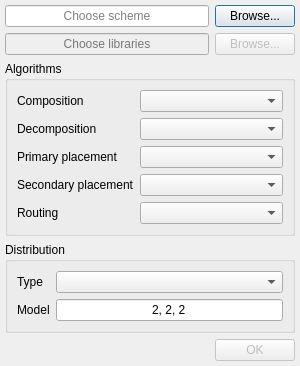
olerapx/VLSI-Designer, file app/gui/setupsessiondialog/setupsessiondialog.ui: the form before one commit.
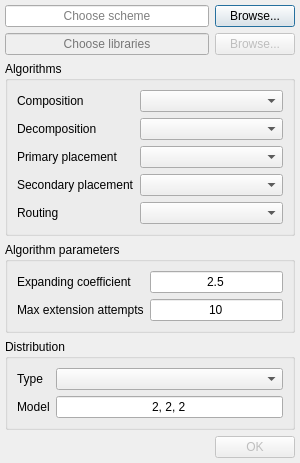
The form after the commit.

```diff
--- a/app/gui/setupsessiondialog/setupsessiondialog.ui
+++ b/app/gui/setupsessiondialog/setupsessiondialog.ui
@@ -7,7 +7,7 @@
     <x>0</x>
     <y>0</y>
     <width>300</width>
-    <height>351</height>
+    <height>410</height>
    </rect>
   </property>
   <property name="windowTitle">
@@ -157,6 +157,49 @@
      </layout>
     </widget>
    </item>
+   <item>
+    <widget class="QGroupBox" name="algorithmParametersGroup">
+     <property name="title">
+      <string>Algorithm parameters</string>
+     </property>
+     <layout class="QFormLayout" name="formLayout_3">
+      <item row="0" column="0">
+       <widget class="QLabel" name="expandingCoefficientLabel">
+        <property name="text">
+         <string>Expanding coefficient</string>
+        </property>
+       </widget>
+      </item>
+      <item row="0" column="1">
+       <widget class="QLineEdit" name="expandingCoefficientText">
+        <property name="text">
+         <string>2.5</string>
+        </property>
+        <property name="alignment">
+         <set>Qt::AlignCenter</set>
+        </property>
+       </widget>
+      </item>
+      <item row="1" column="0">
+       <widget class="QLabel" name="maxExtensionAttemptsLabel">
+        <property name="text">
+         <string>Max extension attempts</string>
+        </property>
+       </widget>
+      </item>
+      <item row="1" column="1">
+       <widget class="QLineEdit" name="maxExtensionAttemptsText">
+        <property name="text">
+         <string>10</string>
+        </property>
+        <property name="alignment">
+         <set>Qt::AlignCenter</set>
+        </property>
+       </widget>
+      </item>
+     </layout>
+    </widget>
+   </item>
    <item>
     <widget class="QGroupBox" name="distributionGroup">
      <property name="title">
```
